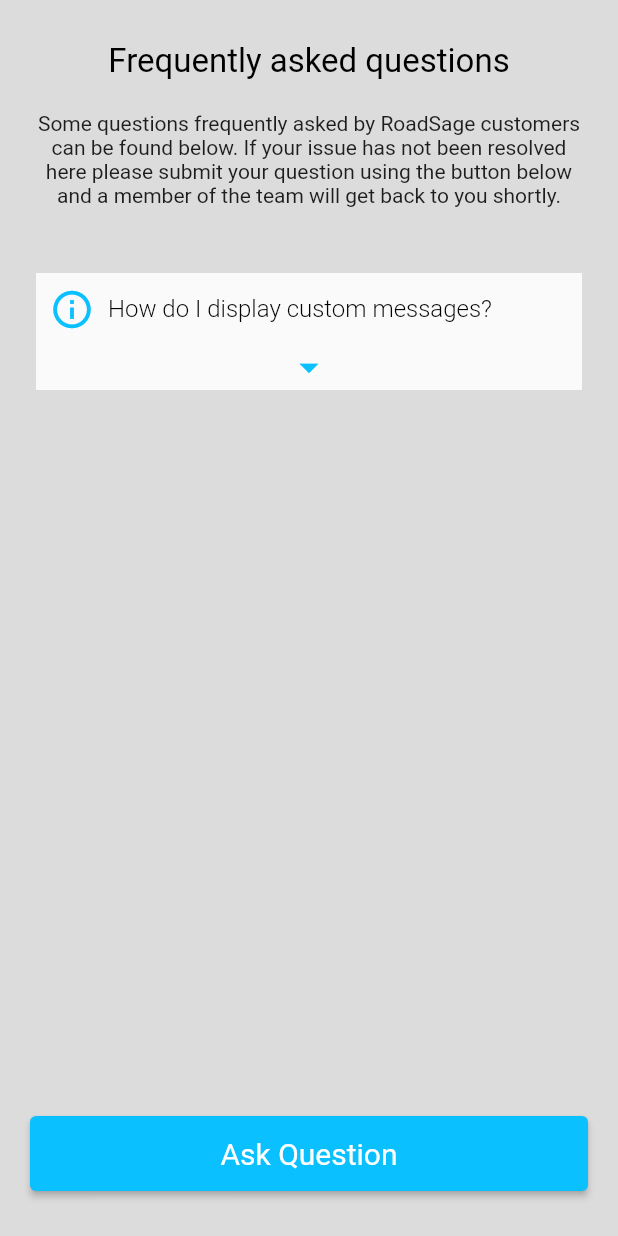
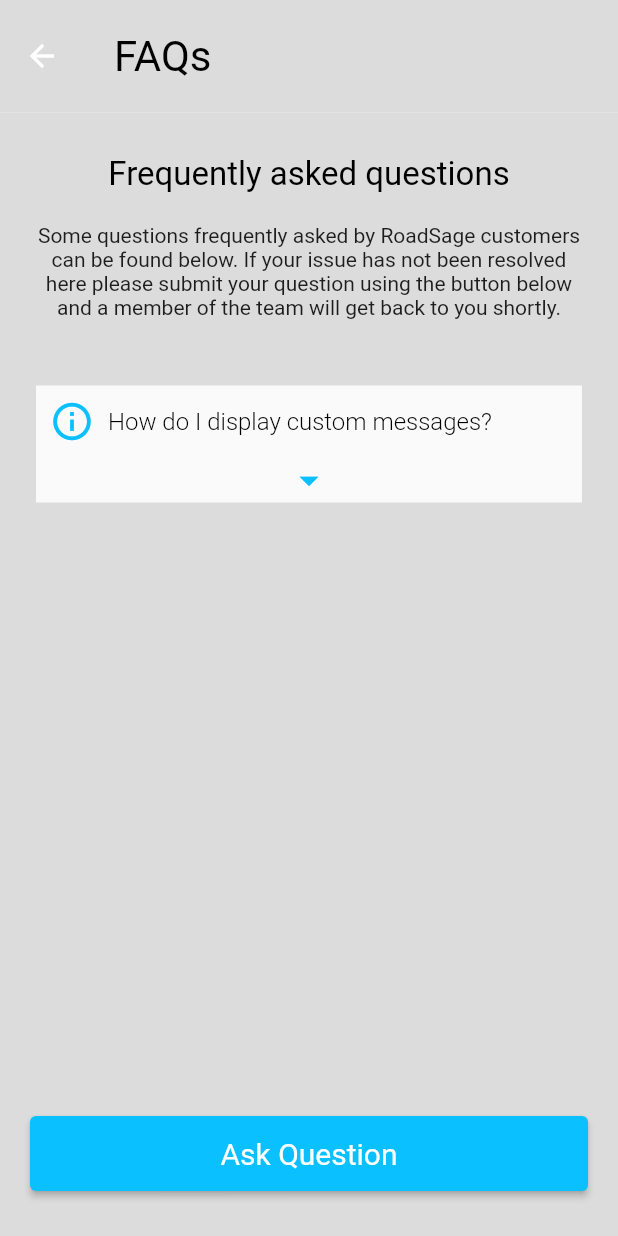
Before and after one commit to RoadSage/roadsage-app, a Flutter app: the FAQScreen screen opened directly, on a phone screen of 412 x 824 dp. Run offline on Flutter 3.47's test engine with Material 2 defaults, Android fonts, the phone set to English and light mode, and no system bars; our stand-ins replace firebase_auth, firebase_core, flutter_secure_storage, flutter_signin_button, fluttertoast, google_fonts and 3 more; missing offline and left inert: flutter_facebook_auth, flutter_settings_ui, lifecycle; accounts and stored records are empty.

Commit message:
Convert FAQScreen to a route & connect it to help
- Added a standalone Scaffold to FAQScreen
- Added a route /faq for FAQScreen
- Connected FAQScreen to help & feedback

Signed-off-by: Kajetan Puchalski <2457183P@student.gla.ac.uk>

```diff
--- a/lib/constants.dart
+++ b/lib/constants.dart
@@ -6,6 +6,7 @@ class Routes {
   static const String preferences = "/preferences";
   static const String remote = "/devices/remote";
   static const String display = "/devices/display";
+  static const String faq = "/faq";
   static const String faqSubmitQuestion = "/faq/submit_question";
 }
 
--- a/lib/main.dart
+++ b/lib/main.dart
@@ -149,6 +149,7 @@ class _RoadSageApp extends State<RoadSageApp>
         Routes.home: (context) => const MainScreen(title: Constants.homePage),
         Routes.remote: (context) => const RemoteScreen(),
         Routes.display: (context) => const DisplayScreen(),
+        Routes.faq: (context) => const FAQScreen(),
         Routes.faqSubmitQuestion: (context) => const SubmitQuestionScreen(),
         Routes.preferences: (context) => const PreferencesScreen(),
       },
--- a/lib/screens/faq.dart
+++ b/lib/screens/faq.dart
@@ -11,7 +11,19 @@ class FAQScreen extends StatefulWidget {
 class _FAQScreenState extends State<FAQScreen> {
   @override
   Widget build(BuildContext context) {
-    return Container(
+    AppBar appBar = AppBar(
+      title: const Text(RoadSageStrings.faqs),
+      titleTextStyle: const TextStyle(fontSize: 28, color: Colors.black),
+      titleSpacing: 20,
+      backgroundColor: RoadSageColours.lightGrey,
+      toolbarHeight: 75,
+      elevation: 0,
+      centerTitle: false,
+    );
+
+    return Scaffold(
+      appBar: appBar,
+      body: Container(
         child: Padding(
           padding: const EdgeInsets.only(top: 28.0),
           child: Column(
@@ -96,6 +108,7 @@ class _FAQScreenState extends State<FAQScreen> {
         color: const Color(0xFFDCDCDC),
         padding: const EdgeInsets.all(0.0),
         alignment: Alignment.center,
+      ),
     );
   }
 }
--- a/lib/screens/help.dart
+++ b/lib/screens/help.dart
@@ -92,7 +92,7 @@ class _HelpScreenState extends State<HelpScreen> {
 
                 // Contactus
                 getBtnContainer(RoadSageStrings.contactUs, ""),
-                getBtnContainer(RoadSageStrings.faqs, ""),
+                getBtnContainer(RoadSageStrings.faqs, Routes.faq),
                 getBtnContainer(RoadSageStrings.rateUs, "")
               ])),
       color: const Color(0xFFDCDCDC),
@@ -105,7 +105,7 @@ class _HelpScreenState extends State<HelpScreen> {
     return Padding(
       padding: const EdgeInsets.symmetric(horizontal: 18.0),
       child: ElevatedButton.icon(
-          onPressed: () {},
+          onPressed: () => Navigator.pushNamed(context, route),
           icon:
               const Icon(Icons.info_outline, color: RoadSageColours.lightBlue),
           style: ButtonStyle(
```
Lines whose indentation alone changed are shown as unchanged.
